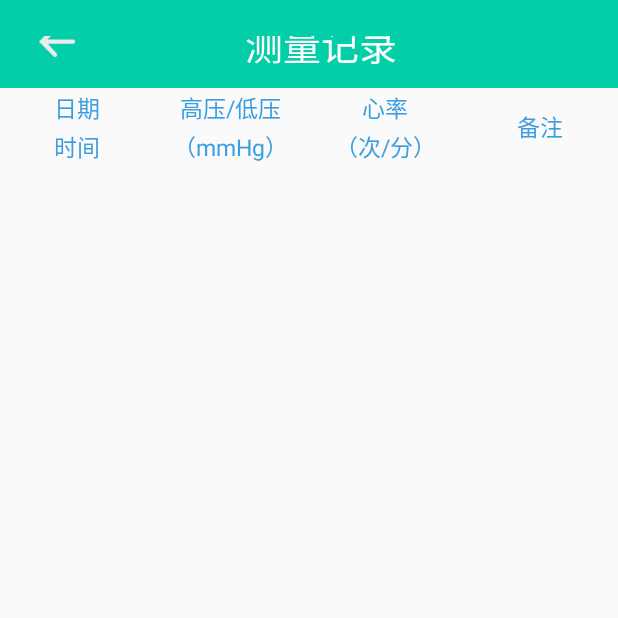
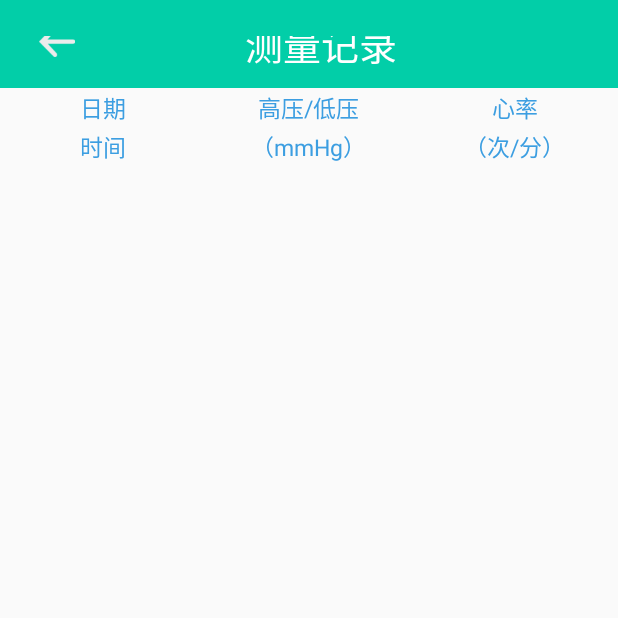
Before and after one commit to tankangbing/MyApplication2, an Android app: the ShowActivity screen opened directly, with no data from a screen before it, on a phone screen of 412 x 824 dp, the top half of it. Run offline under Robolectric (Android 15) with nearby library versions, the phone set to English and light mode, and no system bars.

Commit message:
展示页面的优化，去掉备注

```diff
--- a/app/src/main/java/com/example/administrator/myapplication/Activity/ui/ShowActivity.java
+++ b/app/src/main/java/com/example/administrator/myapplication/Activity/ui/ShowActivity.java
@@ -163,7 +163,7 @@ public class ShowActivity extends Activity{
                 holder.tvIiHight = (TextView) convertView.findViewById(R.id.tv_view_hight);
                 holder.tvIiLow = (TextView) convertView.findViewById(R.id.tv_view_low);
                 holder.tvIiPules = (TextView) convertView.findViewById(R.id.tv_view_pules);
-                holder.tvIiRemark = (TextView) convertView.findViewById(R.id.tv_view_remark);
+//                holder.tvIiRemark = (TextView) convertView.findViewById(R.id.tv_view_remark);
             } else {
                 holder = (ViewHolder) convertView.getTag();
             }
--- a/app/src/main/res/layout/activity_eat_remind.xml
+++ b/app/src/main/res/layout/activity_eat_remind.xml
@@ -32,6 +32,7 @@
                 android:id="@+id/im_eat_crea"
                 android:text="添加"
                 style="@style/tvBack"
+                android:layout_marginRight="10dp"
                 android:layout_alignParentRight="true"/>
         </RelativeLayout>
     </android.support.v7.widget.Toolbar>
--- a/app/src/main/res/layout/activity_measure_remind.xml
+++ b/app/src/main/res/layout/activity_measure_remind.xml
@@ -33,6 +33,7 @@
                 android:id="@+id/im_mr_crea"
                 android:text="添加"
                 style="@style/tvBack"
+                android:layout_marginRight="10dp"
                 android:layout_alignParentRight="true"
                 />
         </RelativeLayout>
--- a/app/src/main/res/layout/activity_show.xml
+++ b/app/src/main/res/layout/activity_show.xml
@@ -108,16 +108,16 @@
                     android:textColor="#3c9ee1"/>
 
             </LinearLayout>
-            <TextView
-                android:layout_width="0dp"
-                android:layout_weight="1"
-                android:layout_height="match_parent"
-                android:gravity="center"
-                android:padding="10dp"
-                android:text="备注"
-                android:textSize="15dp"
-                android:textColor="#3c9ee1"
-                />
+            <!--<TextView-->
+                <!--android:layout_width="0dp"-->
+                <!--android:layout_weight="1"-->
+                <!--android:layout_height="match_parent"-->
+                <!--android:gravity="center"-->
+                <!--android:padding="10dp"-->
+                <!--android:text="备注"-->
+                <!--android:textSize="15dp"-->
+                <!--android:textColor="#3c9ee1"-->
+                <!--/>-->
         </LinearLayout>
     <ListView
         android:layout_width="match_parent"
```
Also changed, not shown: app/src/main/res/layout/view_lv_measure.xml (+11 -10 lines), 1 other file.
